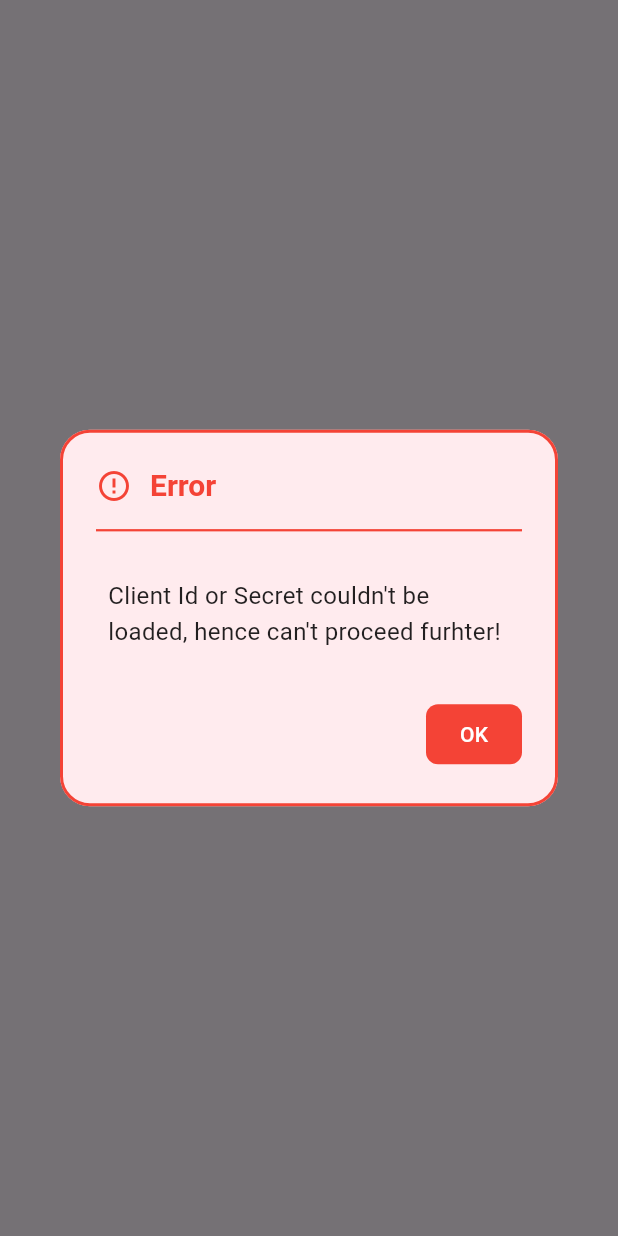
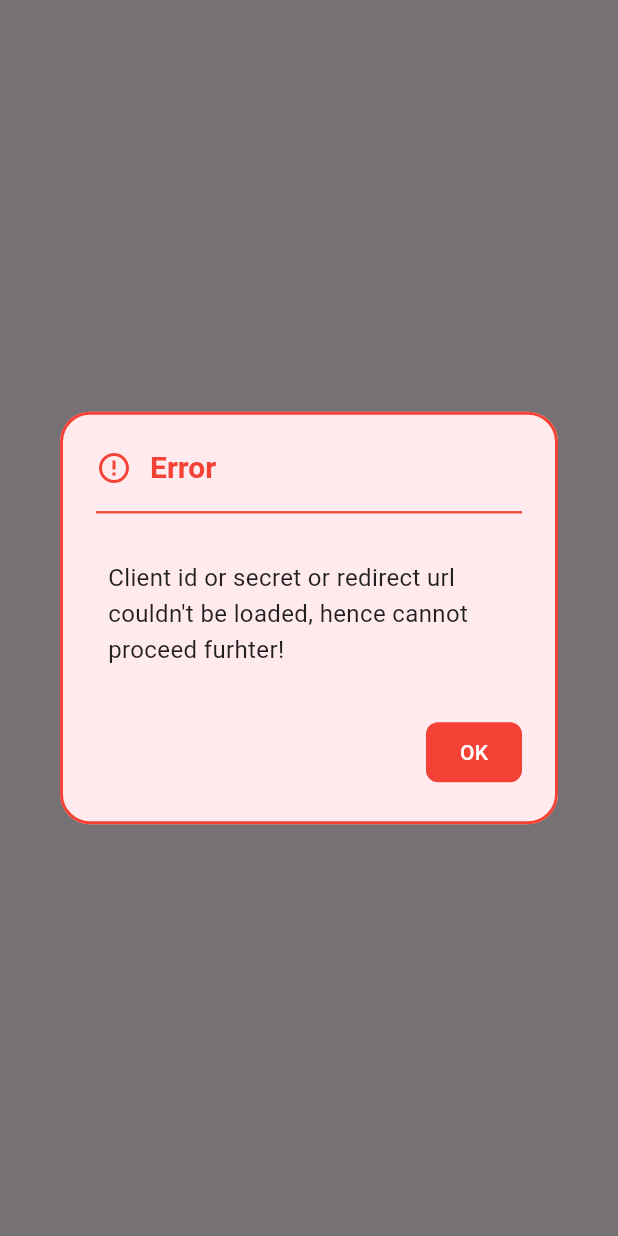
Before and after one commit to zubairehmad/github_var_updater, a Flutter app: what getOuth2Token() shows on an empty page, opened directly, on a phone screen of 412 x 824 dp. Run offline on Flutter 3.47's test engine with Material 3 defaults, Android fonts, the phone set to English and light mode, and no system bars; our stand-ins replace flutter_dotenv, google_sign_in, shared_preferences; missing offline and left inert: sodium_libs; accounts and stored records are empty.

Commit message:
fix null string error

```diff
--- a/lib/sections/repository_section.dart
+++ b/lib/sections/repository_section.dart
@@ -112,8 +112,6 @@ class _RepositorySectionState extends State<RepositorySection> {
           secretRepo: repo,
           newValue: newValue
         );
-
-        AppNotifier.notifyUserAboutSuccess(successMessage: 'Secret updated successfully!');
       } else {
         AppNotifier.notifyUserAboutError(errorMessage: 'Failed to update secret!');
       }
--- a/lib/utils/google_utils.dart
+++ b/lib/utils/google_utils.dart
@@ -58,13 +58,15 @@ class GoogleUtils {
 
   static Future<OAuth2Token?> getOuth2Token() async {
 
-    if (clientId == 'ERROR' || clientSecret == 'ERROR') {
-      AppNotifier.showErrorDialog(errorMessage: "Client Id or Secret couldn't be loaded, hence can't proceed furhter!");
+    if (clientId == 'ERROR' || clientSecret == 'ERROR' || redirectUri == 'ERROR') {
+      AppNotifier.showErrorDialog(errorMessage: "Client id or secret or redirect url couldn't be loaded, hence cannot proceed furhter!");
       return null;
     }
 
     try {
       if (_googleSignIn.currentUser != null) {
+        // Ensure refresh_token is included in every response
+        await _googleSignIn.disconnect();
         await _googleSignIn.signOut();
       }
 
```
